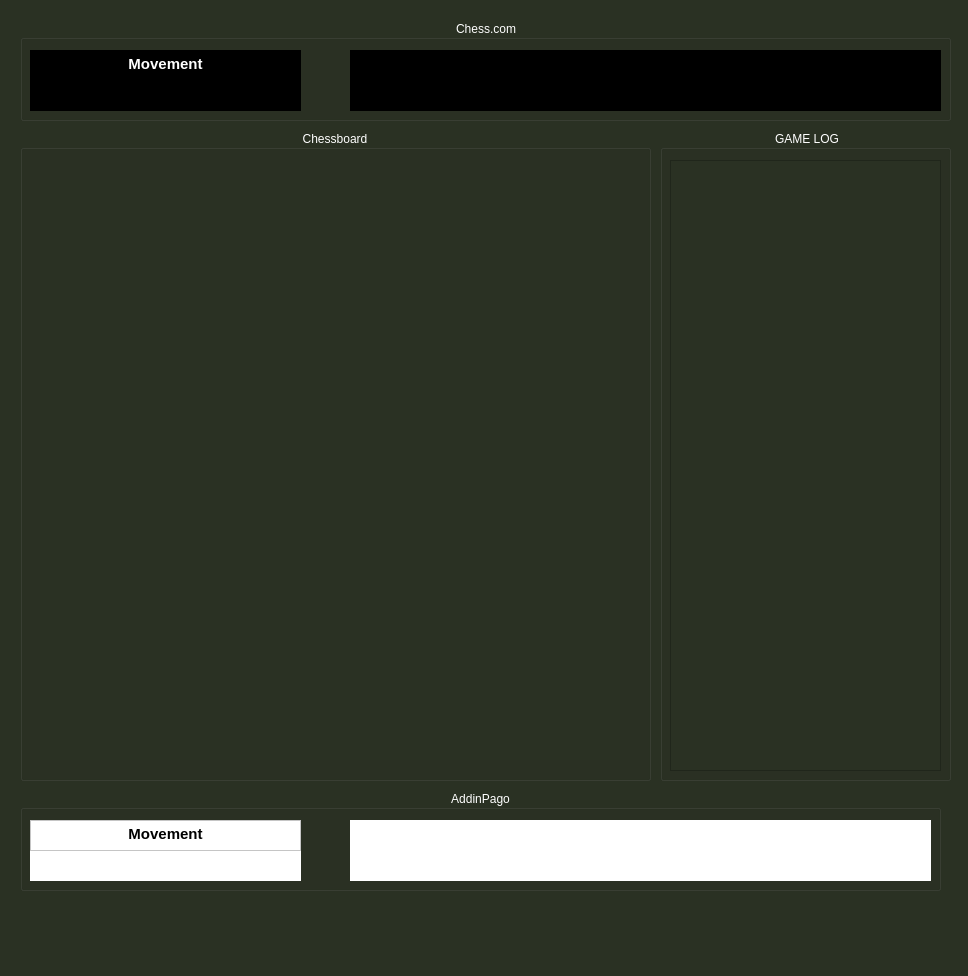
First picture: the form in chessAI.ui, repository addinedu-ros-4th/deeplearning-repo-4, before the edit.
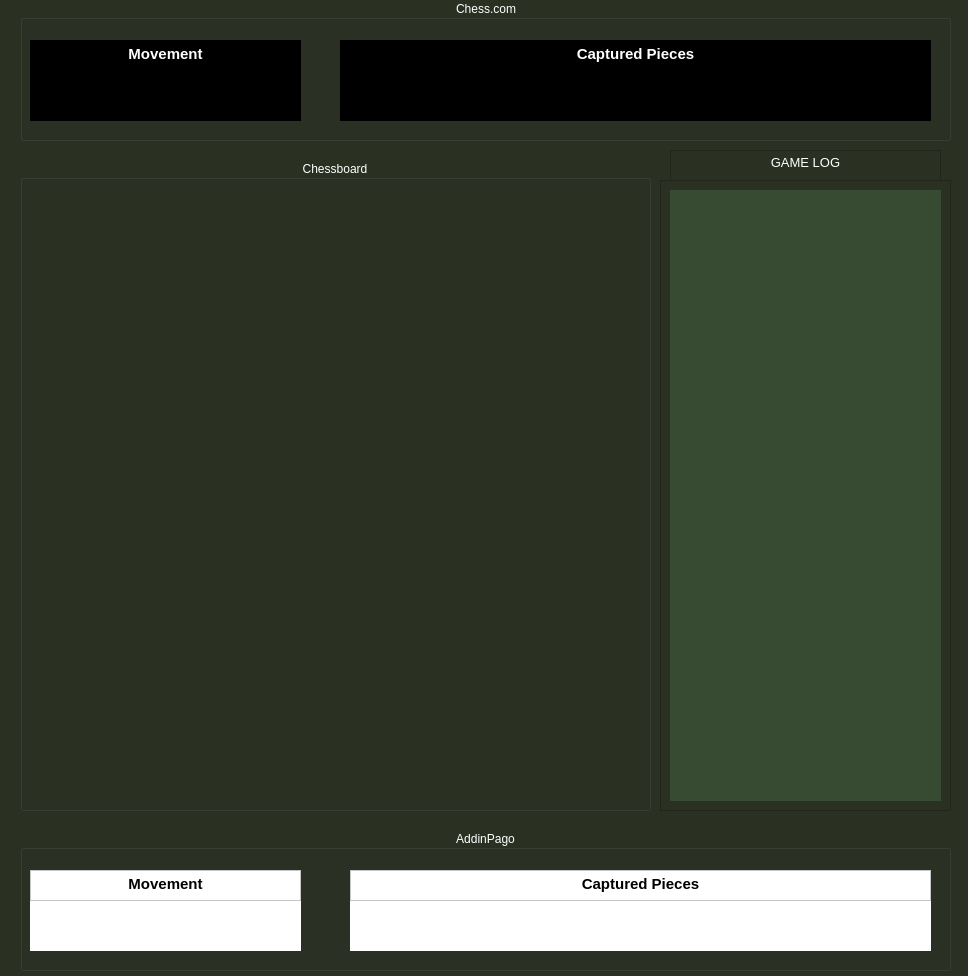
Second picture: the form after the edit.

What changed in the file:
```diff
--- a/chessAI.ui
+++ b/chessAI.ui
@@ -16,70 +16,11 @@
   <property name="styleSheet">
    <string notr="true">background-color: rgb(42, 49, 35);</string>
   </property>
-  <widget class="QGroupBox" name="groupBox">
-   <property name="geometry">
-    <rect>
-     <x>660</x>
-     <y>130</y>
-     <width>291</width>
-     <height>651</height>
-    </rect>
-   </property>
-   <property name="styleSheet">
-    <string notr="true">color: rgb(255, 255, 255);
-border-color: rgb(0, 0, 0);</string>
-   </property>
-   <property name="title">
-    <string>GAME LOG</string>
-   </property>
-   <property name="alignment">
-    <set>Qt::AlignCenter</set>
-   </property>
-   <widget class="QScrollArea" name="scrollArea">
-    <property name="geometry">
-     <rect>
-      <x>10</x>
-      <y>30</y>
-      <width>271</width>
-      <height>611</height>
-     </rect>
-    </property>
-    <property name="widgetResizable">
-     <bool>true</bool>
-    </property>
-    <widget class="QWidget" name="scrollAreaWidgetContents">
-     <property name="geometry">
-      <rect>
-       <x>0</x>
-       <y>0</y>
-       <width>269</width>
-       <height>609</height>
-      </rect>
-     </property>
-     <widget class="QLabel" name="gamehistory">
-      <property name="geometry">
-       <rect>
-        <x>0</x>
-        <y>0</y>
-        <width>251</width>
-        <height>591</height>
-       </rect>
-      </property>
-      <property name="text">
-       <string/>
-      </property>
-      <property name="alignment">
-       <set>Qt::AlignHCenter|Qt::AlignTop</set>
-      </property>
-     </widget>
-    </widget>
-   </widget>
-  </widget>
   <widget class="QGroupBox" name="groupBox_2">
    <property name="geometry">
     <rect>
      <x>20</x>
-     <y>130</y>
+     <y>160</y>
      <width>631</width>
      <height>651</height>
     </rect>
@@ -97,10 +38,10 @@
    <widget class="QLabel" name="chessScreen">
     <property name="geometry">
      <rect>
-      <x>20</x>
-      <y>50</y>
-      <width>580</width>
-      <height>580</height>
+      <x>10</x>
+      <y>29</y>
+      <width>611</width>
+      <height>611</height>
      </rect>
     </property>
     <property name="text">
@@ -112,9 +53,9 @@
    <property name="geometry">
     <rect>
      <x>20</x>
-     <y>20</y>
+     <y>0</y>
      <width>931</width>
-     <height>101</height>
+     <height>141</height>
     </rect>
    </property>
    <property name="styleSheet">
@@ -131,9 +72,9 @@
     <property name="geometry">
      <rect>
       <x>10</x>
-      <y>60</y>
+      <y>70</y>
       <width>271</width>
-      <height>31</height>
+      <height>51</height>
      </rect>
     </property>
     <property name="styleSheet">
@@ -152,7 +93,7 @@
     <property name="geometry">
      <rect>
       <x>10</x>
-      <y>30</y>
+      <y>40</y>
       <width>271</width>
       <height>31</height>
      </rect>
@@ -172,10 +113,10 @@
    <widget class="QLabel" name="blackpieces">
     <property name="geometry">
      <rect>
-      <x>330</x>
-      <y>30</y>
+      <x>320</x>
+      <y>70</y>
       <width>591</width>
-      <height>61</height>
+      <height>51</height>
      </rect>
     </property>
     <property name="styleSheet">
@@ -185,15 +126,39 @@
     <property name="text">
      <string/>
     </property>
+    <property name="alignment">
+     <set>Qt::AlignLeading|Qt::AlignLeft|Qt::AlignTop</set>
+    </property>
+   </widget>
+   <widget class="QTextEdit" name="textEdit_5">
+    <property name="geometry">
+     <rect>
+      <x>320</x>
+      <y>40</y>
+      <width>591</width>
+      <height>31</height>
+     </rect>
+    </property>
+    <property name="styleSheet">
+     <string notr="true">background-color: rgb(0, 0, 0);
+border-color: rgb(0, 0, 0);</string>
+    </property>
+    <property name="html">
+     <string>&lt;!DOCTYPE HTML PUBLIC &quot;-//W3C//DTD HTML 4.0//EN&quot; &quot;http://www.w3.org/TR/REC-html40/strict.dtd&quot;&gt;
+&lt;html&gt;&lt;head&gt;&lt;meta name=&quot;qrichtext&quot; content=&quot;1&quot; /&gt;&lt;style type=&quot;text/css&quot;&gt;
+p, li { white-space: pre-wrap; }
+&lt;/style&gt;&lt;/head&gt;&lt;body style=&quot; font-family:'Ubuntu'; font-size:11pt; font-weight:400; font-style:normal;&quot;&gt;
+&lt;p align=&quot;center&quot; style=&quot; margin-top:0px; margin-bottom:0px; margin-left:0px; margin-right:0px; -qt-block-indent:0; text-indent:0px;&quot;&gt;&lt;span style=&quot; font-weight:600;&quot;&gt;Captured Pieces&lt;/span&gt;&lt;/p&gt;&lt;/body&gt;&lt;/html&gt;</string>
+    </property>
    </widget>
   </widget>
   <widget class="QGroupBox" name="groupBox_4">
    <property name="geometry">
     <rect>
      <x>20</x>
-     <y>790</y>
-     <width>921</width>
-     <height>101</height>
+     <y>830</y>
+     <width>931</width>
+     <height>141</height>
     </rect>
    </property>
    <property name="styleSheet">
@@ -210,9 +175,9 @@
     <property name="geometry">
      <rect>
       <x>10</x>
-      <y>60</y>
+      <y>70</y>
       <width>271</width>
-      <height>31</height>
+      <height>51</height>
      </rect>
     </property>
     <property name="styleSheet">
@@ -231,7 +196,7 @@
     <property name="geometry">
      <rect>
       <x>10</x>
-      <y>30</y>
+      <y>40</y>
       <width>271</width>
       <height>31</height>
      </rect>
@@ -253,9 +218,9 @@
     <property name="geometry">
      <rect>
       <x>330</x>
-      <y>30</y>
+      <y>70</y>
       <width>581</width>
-      <height>61</height>
+      <height>51</height>
      </rect>
     </property>
     <property name="styleSheet">
@@ -269,6 +234,87 @@
      <set>Qt::AlignLeading|Qt::AlignLeft|Qt::AlignTop</set>
     </property>
    </widget>
+   <widget class="QTextEdit" name="textEdit_6">
+    <property name="geometry">
+     <rect>
+      <x>330</x>
+      <y>40</y>
+      <width>581</width>
+      <height>31</height>
+     </rect>
+    </property>
+    <property name="styleSheet">
+     <string notr="true">background-color: rgb(255, 255, 255);
+border-color: rgb(255, 255, 255);
+color: rgb(0, 0, 0);</string>
+    </property>
+    <property name="html">
+     <string>&lt;!DOCTYPE HTML PUBLIC &quot;-//W3C//DTD HTML 4.0//EN&quot; &quot;http://www.w3.org/TR/REC-html40/strict.dtd&quot;&gt;
+&lt;html&gt;&lt;head&gt;&lt;meta name=&quot;qrichtext&quot; content=&quot;1&quot; /&gt;&lt;style type=&quot;text/css&quot;&gt;
+p, li { white-space: pre-wrap; }
+&lt;/style&gt;&lt;/head&gt;&lt;body style=&quot; font-family:'Ubuntu'; font-size:11pt; font-weight:400; font-style:normal;&quot;&gt;
+&lt;p align=&quot;center&quot; style=&quot; margin-top:0px; margin-bottom:0px; margin-left:0px; margin-right:0px; -qt-block-indent:0; text-indent:0px;&quot;&gt;&lt;span style=&quot; font-weight:600;&quot;&gt;Captured Pieces&lt;/span&gt;&lt;/p&gt;&lt;/body&gt;&lt;/html&gt;</string>
+    </property>
+   </widget>
+  </widget>
+  <widget class="QScrollArea" name="scrollArea">
+   <property name="geometry">
+    <rect>
+     <x>660</x>
+     <y>180</y>
+     <width>291</width>
+     <height>631</height>
+    </rect>
+   </property>
+   <property name="widgetResizable">
+    <bool>true</bool>
+   </property>
+   <widget class="QWidget" name="scrollAreaWidgetContents">
+    <property name="geometry">
+     <rect>
+      <x>0</x>
+      <y>0</y>
+      <width>289</width>
+      <height>629</height>
+     </rect>
+    </property>
+    <layout class="QVBoxLayout" name="verticalLayout">
+     <item>
+      <widget class="QLabel" name="gamehistory">
+       <property name="styleSheet">
+        <string notr="true">background-color: rgb(55, 75, 50);
+color: rgb(255, 255, 255);</string>
+       </property>
+       <property name="text">
+        <string/>
+       </property>
+       <property name="alignment">
+        <set>Qt::AlignHCenter|Qt::AlignTop</set>
+       </property>
+      </widget>
+     </item>
+    </layout>
+   </widget>
+  </widget>
+  <widget class="QTextEdit" name="textEdit">
+   <property name="geometry">
+    <rect>
+     <x>670</x>
+     <y>150</y>
+     <width>271</width>
+     <height>31</height>
+    </rect>
+   </property>
+   <property name="styleSheet">
+    <string notr="true">color: rgb(255, 255, 255);</string>
+   </property>
+   <property name="html">
+    <string>&lt;!DOCTYPE HTML PUBLIC &quot;-//W3C//DTD HTML 4.0//EN&quot; &quot;http://www.w3.org/TR/REC-html40/strict.dtd&quot;&gt;
+&lt;html&gt;&lt;head&gt;&lt;meta name=&quot;qrichtext&quot; content=&quot;1&quot; /&gt;&lt;style type=&quot;text/css&quot;&gt;
+p, li { white-space: pre-wrap; }
+&lt;/style&gt;&lt;/head&gt;&lt;body style=&quot; font-family:'Ubuntu'; font-size:11pt; font-weight:400; font-style:normal;&quot;&gt;
+&lt;p align=&quot;center&quot; style=&quot; margin-top:0px; margin-bottom:0px; margin-left:0px; margin-right:0px; -qt-block-indent:0; text-indent:0px;&quot;&gt;&lt;span style=&quot; font-size:10pt;&quot;&gt;GAME LOG&lt;/span&gt;&lt;/p&gt;&lt;/body&gt;&lt;/html&gt;</string>
+   </property>
   </widget>
  </widget>
  <resources/>
```
